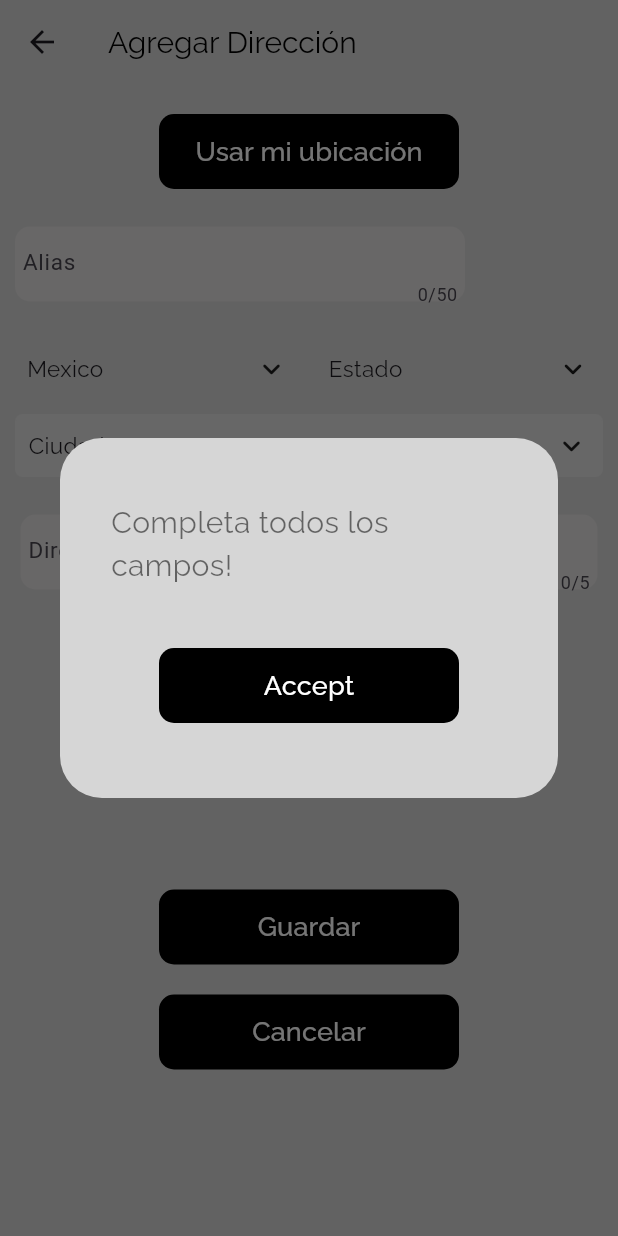
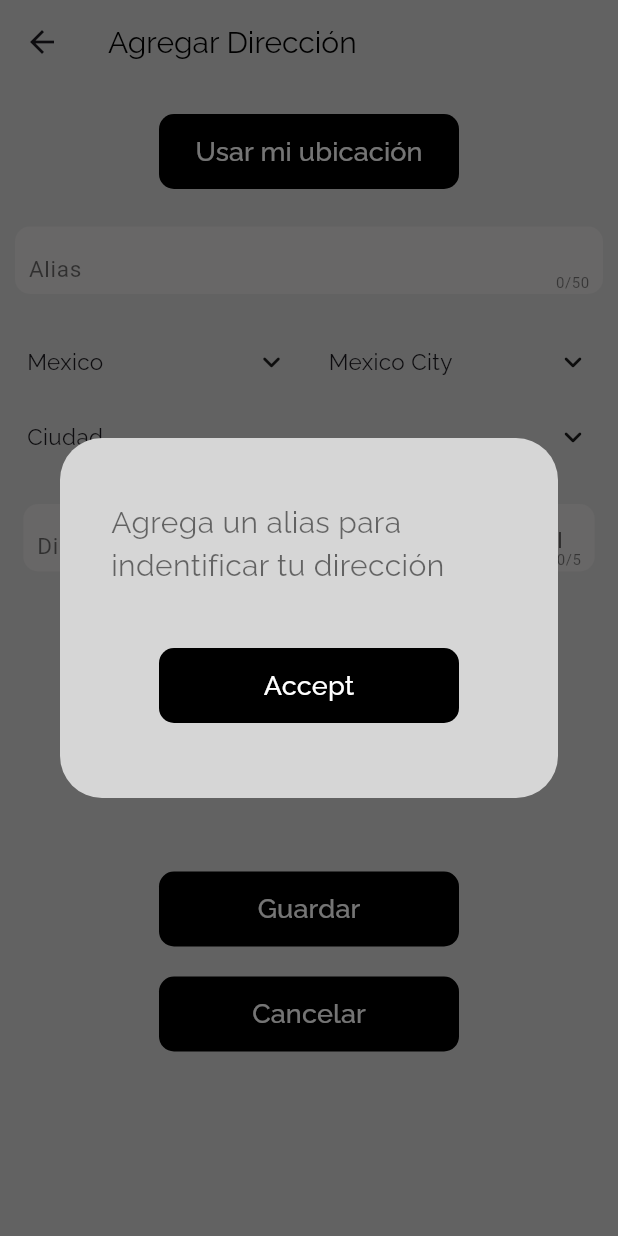
Before and after one commit to Fabyan00/p2_addresses_crud, a Flutter app: the NewAdressForm screen opened directly with empty values, after a tap on "Guardar", on a phone screen of 412 x 824 dp. Run offline on Flutter 3.47's test engine with Material 3 defaults, Android fonts, the phone set to English and light mode, and no system bars; drawn by our look-alikes of csc_picker; our stand-ins replace bloc, equatable, flutter_bloc, geocoding, geolocator, google_fonts and 1 more; accounts and stored records are empty.

Commit message:
UI and form validator updates

```diff
--- a/lib/domain/address_usecase.dart
+++ b/lib/domain/address_usecase.dart
@@ -21,10 +21,10 @@ class AdressUsecase{
   List<AddressModel> data = [];
 
   String country = "Mexico";
-  String state = "";
+  String state = "Mexico City";
   String city = "";
 
-  String validateForm(AdressUsecase usecase){
+  String validateForm(BuildContext context, AdressUsecase usecase){
     if(usecase.address.text.isEmpty || usecase.country.isEmpty || usecase.zip.text.isEmpty){
       return "Completa todos los campos!";
     }
@@ -77,7 +77,7 @@ class AdressUsecase{
       return Future.error('Los permisos de ubicación fueron denegados temporalmente. Ve a configuración para modificarlo.');
     }
     if(!context.mounted) return Future.error("No context");
-    getLocationInfo(context);
+    // getLocationInfo(context);
     return await Geolocator.getCurrentPosition();
   }
 
--- a/lib/main.dart
+++ b/lib/main.dart
@@ -3,6 +3,7 @@ import 'package:flutter_bloc/flutter_bloc.dart';
 import 'package:p2_address_crud/domain/address_usecase.dart';
 import 'package:p2_address_crud/presentation/bloc/place/place_bloc.dart';
 import 'package:p2_address_crud/presentation/bloc/sqlite_manager/sqlite_manager_bloc.dart';
+import 'package:p2_address_crud/presentation/cubit/form_validator/form_validator_cubit.dart';
 import 'package:p2_address_crud/presentation/pages/home/home.dart';
 import 'package:p2_address_crud/presentation/pages/shared/title_widget.dart';
 
@@ -14,6 +15,7 @@ void main() {
     providers: [
       BlocProvider(create: (_) => PlaceBloc()),
       BlocProvider(create: (_) => SqliteManagerBloc()),
+      BlocProvider(create: (_) => FormValidatorCubit()),
     ],
     child: const MyApp()));
 }
--- /dev/null
+++ b/lib/presentation/cubit/form_validator/form_validator_cubit.dart
@@ -0,0 +1,64 @@
+import 'package:bloc/bloc.dart';
+import 'package:equatable/equatable.dart';
+import 'package:p2_address_crud/domain/address_usecase.dart';
+
+part 'form_validator_state.dart';
+
+class FormValidatorCubit extends Cubit<FormValidatorState> {
+  FormValidatorCubit() : super(FormValidatorInitial());
+
+  void validateInput(AdressUsecase usecase){
+    String status = "";
+    String type = "";
+
+    if(usecase.zip.text.length != 5){
+      status = "Ingresa un código postal válido";
+      type= "zip";
+    }
+
+    if(usecase.zip.text.isEmpty){
+      status = "Ingresa un código postal";
+      type= "zip";
+    }
+
+    if(usecase.address.text.length < 6){
+      status = "Ingresa una dirección válida (min 6 caracteres)";
+      type= "address";
+    }
+
+    if(usecase.address.text.isEmpty){
+      status = "Ingresa una dirección";
+      type= "address";
+    }
+
+    if(usecase.city.isEmpty){
+      status = "Selecciona una ciudad";
+      type= "city";
+    }
+
+    if(usecase.state.isEmpty){
+      status = "Selecciona un estado";
+      type= "state";
+    }
+
+    if(usecase.country.isEmpty){
+      status = "Selecciona un país";
+      type= "country";
+    }
+
+    if(usecase.alias.text.isEmpty){
+      status = "Agrega un alias para indentificar tu dirección";
+      type= "alias";
+    }
+
+
+
+
+
+    if(status.isEmpty){
+      emit(AprovedFormState());
+    }else{
+      emit(InputCheckedState(status, type, DateTime.now()));
+    }
+  }
+}
--- /dev/null
+++ b/lib/presentation/cubit/form_validator/form_validator_state.dart
@@ -0,0 +1,27 @@
+part of 'form_validator_cubit.dart';
+
+class FormValidatorState extends Equatable {
+  const FormValidatorState();
+
+  @override
+  List<Object> get props => [];
+}
+
+final class FormValidatorInitial extends FormValidatorState {}
+
+class AprovedFormState extends FormValidatorState{
+
+  @override
+  List<Object> get props => [];
+}
+
+class InputCheckedState extends FormValidatorState{
+  final String message;
+  final String type;
+  final DateTime date;
+
+  const InputCheckedState(this.message, this.type, this.date);
+
+  @override
+  List<Object> get props => [message, date];
+}
--- a/lib/presentation/pages/address_form/components/country_state_city_input.dart
+++ b/lib/presentation/pages/address_form/components/country_state_city_input.dart
@@ -1,6 +1,5 @@
 import 'package:csc_picker/csc_picker.dart';
 import 'package:flutter/material.dart';
-import 'package:flutter_bloc/flutter_bloc.dart';
 import 'package:google_fonts/google_fonts.dart';
 import 'package:p2_address_crud/domain/address_usecase.dart';
 
@@ -19,7 +18,11 @@ class CountryStateCityInput extends StatelessWidget {
            fontSize: 15,)
          ),
          currentCountry: "Mexico",
+         currentState: "Mexico City",
          flagState: CountryFlag.DISABLE,
+         countrySearchPlaceholder: "Buscar País",
+         stateSearchPlaceholder: "Buscar Estado",
+         citySearchPlaceholder: "Buscar Ciudad",
          countryDropdownLabel: addressUsecase.country.isEmpty ? "País" : addressUsecase.country,
          stateDropdownLabel: addressUsecase.state.isEmpty ? "Estado" : addressUsecase.state,
          cityDropdownLabel: addressUsecase.city.isEmpty ? "Ciudad" : addressUsecase.city,
--- a/lib/presentation/pages/address_form/new_adress_form.dart
+++ b/lib/presentation/pages/address_form/new_adress_form.dart
@@ -1,9 +1,12 @@
+import 'dart:io';
+
 import 'package:flutter/material.dart';
 import 'package:flutter_bloc/flutter_bloc.dart';
 import 'package:p2_address_crud/data/models/address_model.dart';
 import 'package:p2_address_crud/domain/address_usecase.dart';
 import 'package:p2_address_crud/presentation/bloc/place/place_bloc.dart';
 import 'package:p2_address_crud/presentation/bloc/sqlite_manager/sqlite_manager_bloc.dart';
+import 'package:p2_address_crud/presentation/cubit/form_validator/form_validator_cubit.dart';
 import 'package:p2_address_crud/presentation/pages/address_form/components/country_state_city_input.dart';
 import 'package:p2_address_crud/presentation/pages/shared/input_number_widget.dart';
 import 'package:p2_address_crud/presentation/pages/shared/input_text_widget.dart';
@@ -47,6 +50,41 @@ class NewAdressForm extends StatelessWidget {
             manageUserLocationResponse(context, state, addressUsecase);
           },
           builder: (context, state) {
+            return BlocConsumer<FormValidatorCubit, FormValidatorState>(
+              listener: (context, state) {
+                if(state is InputCheckedState){
+                  if (state.message.isNotEmpty) {
+                    addressUsecase.showAlert(
+                      context,
+                      Center(
+                        child: Column(
+                          mainAxisSize: MainAxisSize.min,
+                          children: [
+                            TitleWidget(
+                              text: state.message,
+                              fontSize: 20,
+                              fontColor: Colors.black54,
+                            ),
+                            const SizedBox(
+                              height: 40,
+                            ),
+                            MainActionButton(
+                              text: "Accept",
+                              action: () {
+                                Navigator.pop(context);
+                              },
+                            ),
+                          ],
+                        )
+                      ),
+                      200
+                    );
+                  }
+                }else if(state is AprovedFormState){
+                  createAddress(context, addressUsecase, id, isEditMode);
+                }
+              },
+              builder: (context, state) {
                 return Container(
                   color: const Color.fromARGB(255, 214, 214, 214),
                   height: double.maxFinite,
@@ -76,7 +114,8 @@ class NewAdressForm extends StatelessWidget {
                           child: InputTextWidget(
                             controller: addressUsecase.alias,
                             hintText: "Alias",
-                        height: 50,
+                            height: 45,
+                            width: double.maxFinite,
                           ),
                         ),
                         const SizedBox(
@@ -91,16 +130,14 @@ class NewAdressForm extends StatelessWidget {
                           children: [
                             Container(
                               alignment: Alignment.centerLeft,
-                          margin: const EdgeInsets.symmetric(horizontal: 10),
+                              margin:
+                                  const EdgeInsets.symmetric(horizontal: 10),
                               child: InputTextWidget(
                                 controller: addressUsecase.address,
                                 hintText: "Dirección",
-                            width: 200,
-                            height: 50,
+                                width: 220,
+                                height: 45,
                               ),
-                        ),
-                        const SizedBox(
-                          height: 20,
                             ),
                             Container(
                                 alignment: Alignment.centerLeft,
@@ -108,8 +145,8 @@ class NewAdressForm extends StatelessWidget {
                                 child: InputNumberWidget(
                                   controller: addressUsecase.zip,
                                   hintText: "Código Postal",
-                              width: 150,
-                              height: 50,
+                                  width: 130,
+                                  height: 45,
                                 )),
                           ],
                         ),
@@ -119,36 +156,8 @@ class NewAdressForm extends StatelessWidget {
                         MainActionButton(
                             text: isEditMode ? "Modificar" : "Guardar",
                             action: () {
-                          String status =
-                              addressUsecase.validateForm(addressUsecase);
-                          if (status.isNotEmpty) {
-                            addressUsecase.showAlert(
-                                context,
-                                Center(
-                                    child: Column(
-                                  mainAxisSize: MainAxisSize.min,
-                                  children: [
-                                    TitleWidget(
-                                      text: status,
-                                      fontSize: 20,
-                                      fontColor: Colors.black54,
-                                    ),
-                                    const SizedBox(
-                                      height: 40,
-                                    ),
-                                    MainActionButton(
-                                      text: "Accept",
-                                      action: () {
-                                        Navigator.pop(context);
-                                      },
-                                    ),
-                                  ],
-                                )),
-                                200);
-                          } else {
-                            createAddress(
-                                context, addressUsecase, id, isEditMode);
-                          }
+                              BlocProvider.of<FormValidatorCubit>(context).validateInput(addressUsecase);
+
                             }),
                         Visibility(
                           visible: isEditMode,
@@ -166,26 +175,37 @@ class NewAdressForm extends StatelessWidget {
                                           child: Column(
                                             mainAxisSize: MainAxisSize.min,
                                             children: [
-                                      const TitleWidget(text: "¿Seguro que desea eliminar esta dirección?", fontColor: Colors.black,),
-                                      const SizedBox(height: 10,),
+                                              const TitleWidget(
+                                                text:
+                                                    "¿Seguro que desea eliminar esta dirección?",
+                                                fontColor: Colors.black,
+                                              ),
+                                              const SizedBox(
+                                                height: 10,
+                                              ),
                                               MainActionButton(
                                                   text: "Eliminar",
-                                        action: (){
-                                        BlocProvider.of<SqliteManagerBloc>(context).add(DeleteElementEvent(addressModel.id, false));
+                                                  action: () {
+                                                    BlocProvider.of<
+                                                                SqliteManagerBloc>(
+                                                            context)
+                                                        .add(DeleteElementEvent(
+                                                            addressModel.id,
+                                                            false));
                                                   }),
-                                      const SizedBox(height: 10,),
+                                              const SizedBox(
+                                                height: 10,
+                                              ),
                                               MainActionButton(
                                                   text: "Cancelar",
-                                        action: (){
+                                                  action: () {
                                                     Navigator.pop(context);
                                                   })
                                             ],
                                           ),
                                         ),
-                                200
-                              );
-                            }
-                          ),
+                                        200);
+                                  }),
                             ],
                           ),
                         ),
@@ -193,7 +213,8 @@ class NewAdressForm extends StatelessWidget {
                           height: 20,
                         ),
                         MainActionButton(
-                        text: "Cancelar", action: () => Navigator.pop(context)),
+                            text: "Cancelar",
+                            action: () => Navigator.pop(context)),
                         const SizedBox(
                           height: 20,
                         ),
@@ -202,13 +223,16 @@ class NewAdressForm extends StatelessWidget {
                   ),
                 );
               },
+            );
+          },
         ),
       ),
     );
   }
 }
 
-void createAddress(BuildContext context, AdressUsecase addressUsecase, int id, bool isEditMode) {
+void createAddress(BuildContext context, AdressUsecase addressUsecase, int id,
+    bool isEditMode) {
   AddressModel model = AddressModel(
       id: id,
       alias: addressUsecase.alias.text,
@@ -218,8 +242,7 @@ void createAddress(BuildContext context, AdressUsecase addressUsecase, int id, b
       state: addressUsecase.state,
       zip: addressUsecase.zip.text,
       dateCreated: "",
-    dateUpdated: ""
-  );
+      dateUpdated: "");
 
   if (isEditMode) {
     BlocProvider.of<SqliteManagerBloc>(context).add(UpdateElementEvent(model));
@@ -228,25 +251,32 @@ void createAddress(BuildContext context, AdressUsecase addressUsecase, int id, b
   }
 }
 
-void manageUserLocationResponse(BuildContext context, PlaceState state, AdressUsecase adressUsecase){
-  if(state is LoadingState){
+void manageUserLocationResponse(
+    BuildContext context, PlaceState state, AdressUsecase adressUsecase) {
+  if (state is LoadingState) {
     adressUsecase.showAlert(
         context,
         const Center(
           child: Column(
             mainAxisSize: MainAxisSize.min,
             children: [
-            TitleWidget(text: "Obteniendo ubicación. . .", fontColor: Colors.black54,),
-            SizedBox(height: 10,),
-            CircularProgressIndicator(color: Colors.black54,),
+              TitleWidget(
+                text: "Obteniendo ubicación. . .",
+                fontColor: Colors.black54,
+              ),
+              SizedBox(
+                height: 10,
+              ),
+              CircularProgressIndicator(
+                color: Colors.black54,
+              ),
             ],
           ),
         ),
-      200
-    );
+        200);
   }
 
-  if(state is SucceedSettingPlace){
+  if (state is SucceedSettingPlace) {
     Navigator.pop(context);
     adressUsecase.country = state.country;
     adressUsecase.state = state.state;
@@ -255,7 +285,7 @@ void manageUserLocationResponse(BuildContext context, PlaceState state, AdressUs
     adressUsecase.zip.text = state.zip;
   }
 
-  if(state is FailedSettingPlace){
+  if (state is FailedSettingPlace) {
     // Navigator.pop(context);
     adressUsecase.showAlert(
         context,
@@ -263,8 +293,14 @@ void manageUserLocationResponse(BuildContext context, PlaceState state, AdressUs
             child: Column(
           mainAxisSize: MainAxisSize.min,
           children: [
-            TitleWidget(text: state.message, fontSize: 20, fontColor: Colors.black54,),
-            const SizedBox(height: 10,),
+            TitleWidget(
+              text: state.message,
+              fontSize: 20,
+              fontColor: Colors.black54,
+            ),
+            const SizedBox(
+              height: 10,
+            ),
             MainActionButton(
               text: "Accept",
               action: () {
@@ -272,21 +308,25 @@ void manageUserLocationResponse(BuildContext context, PlaceState state, AdressUs
               },
             ),
           ],
-        )
-      ),
-      200
-    );
+        )),
+        200);
   }
 
-  if(state is FailedSettingUserLocation){
+  if (state is FailedSettingUserLocation) {
     adressUsecase.showAlert(
         context,
         Center(
             child: Column(
           mainAxisSize: MainAxisSize.min,
           children: [
-            TitleWidget(text: state.message, fontSize: 20, fontColor: Colors.black54,),
-            const SizedBox(height: 10,),
+            TitleWidget(
+              text: state.message,
+              fontSize: 20,
+              fontColor: Colors.black54,
+            ),
+            const SizedBox(
+              height: 10,
+            ),
             MainActionButton(
               text: "Acceptar",
               action: () {
@@ -294,9 +334,7 @@ void manageUserLocationResponse(BuildContext context, PlaceState state, AdressUs
               },
             ),
           ],
-        )
-      ),
-      200
-    );
+        )),
+        200);
   }
 }
--- a/lib/presentation/pages/shared/input_number_widget.dart
+++ b/lib/presentation/pages/shared/input_number_widget.dart
@@ -7,7 +7,7 @@ class InputNumberWidget extends StatelessWidget {
     required this.controller,
     this.width = 200,
     this.height = 42,
-    this.hintText = ""
+    this.hintText = "",
   });
 
   final TextEditingController controller;
@@ -18,9 +18,11 @@ class InputNumberWidget extends StatelessWidget {
     return Container(
       width: width,
       height: height,
+      padding: const EdgeInsets.symmetric(vertical: 4, horizontal: 4),
       decoration: BoxDecoration(
-         borderRadius: BorderRadius.circular(10),
-        color: const Color.fromARGB(255, 226, 224, 224)
+        borderRadius: BorderRadius.circular(10),
+        color: const Color.fromARGB(255, 226, 224, 224),
+        // border: Border.all(width: hasError.isEmpty ? 0 : 1, color: hasError.isEmpty ? Colors.transparent : Colors.red)
       ),
       child: TextField(
         maxLength: 5,
@@ -30,11 +32,16 @@ class InputNumberWidget extends StatelessWidget {
         ],
         controller: controller,
         decoration: InputDecoration(
-          contentPadding: const EdgeInsets.symmetric(vertical: 5, horizontal: 5),
+          contentPadding: const EdgeInsets.symmetric(vertical: 2, horizontal: 5),
           border: InputBorder.none,
           hintText: hintText,
+          counterStyle: const TextStyle(
+            fontSize: 10,
+            color: Color.fromARGB(123, 0, 0, 0)
+          ),
           hintStyle: const TextStyle(
             fontSize: 15,
+            color: Colors.black54
           )
         ),
       ),
--- a/lib/presentation/pages/shared/input_text_widget.dart
+++ b/lib/presentation/pages/shared/input_text_widget.dart
@@ -1,4 +1,5 @@
 import 'package:flutter/material.dart';
+import 'package:p2_address_crud/presentation/pages/shared/title_widget.dart';
 
 class InputTextWidget extends StatelessWidget {
   InputTextWidget({
@@ -6,7 +7,7 @@ class InputTextWidget extends StatelessWidget {
     required this.controller,
     this.width = 300,
     this.height = 42,
-    this.hintText = ""
+    this.hintText = "",
   });
 
   final TextEditingController controller;
@@ -17,19 +18,34 @@ class InputTextWidget extends StatelessWidget {
     return Container(
       width: width,
       height: height,
+      padding: const EdgeInsets.symmetric(vertical: 4, horizontal: 4),
       decoration: BoxDecoration(
         borderRadius: BorderRadius.circular(10),
-        color: const Color.fromARGB(255, 226, 224, 224)
+        color: const Color.fromARGB(255, 226, 224, 224),
+        // border: Border.all(width: hasError.isEmpty ? 0 : 1, color: hasError.isEmpty ? Colors.transparent : Colors.red)
       ),
       child: TextField(
+        onTapOutside: (value){
+          if(controller.text.isEmpty){
+            print("Completa el campo $hintText");
+          }
+        },
+        onChanged: (value) {
+
+        },
         maxLength: 50,
         controller: controller,
         decoration: InputDecoration(
-          contentPadding: const EdgeInsets.symmetric(vertical: 5, horizontal: 5),
+          contentPadding: const EdgeInsets.symmetric(horizontal: 5),
           border: InputBorder.none,
           hintText: hintText,
-          hintStyle: TextStyle(
+          counterStyle: const TextStyle(
+            fontSize: 10,
+            color: Color.fromARGB(123, 0, 0, 0)
+          ),
+          hintStyle: const TextStyle(
             fontSize: 15,
+            color: Colors.black54
           )
         ),
       ),
--- a/pubspec.yaml
+++ b/pubspec.yaml
@@ -43,7 +43,7 @@ dependencies:
   cupertino_icons: ^1.0.6
   csc_picker: ^0.2.7
   sqflite: ^2.3.1
-  path: 1.8.3
+  path: ^1.9.0
   intl: ^0.19.0
   geocoding: ^2.1.1
 
```
Also changed, not shown: lib/presentation/pages/address_list/components/card_content.dart (+21 -11 lines), lib/presentation/pages/address_list/components/card_item.dart (+21 -9 lines), pubspec.lock. Lines whose indentation alone changed are shown as unchanged.
